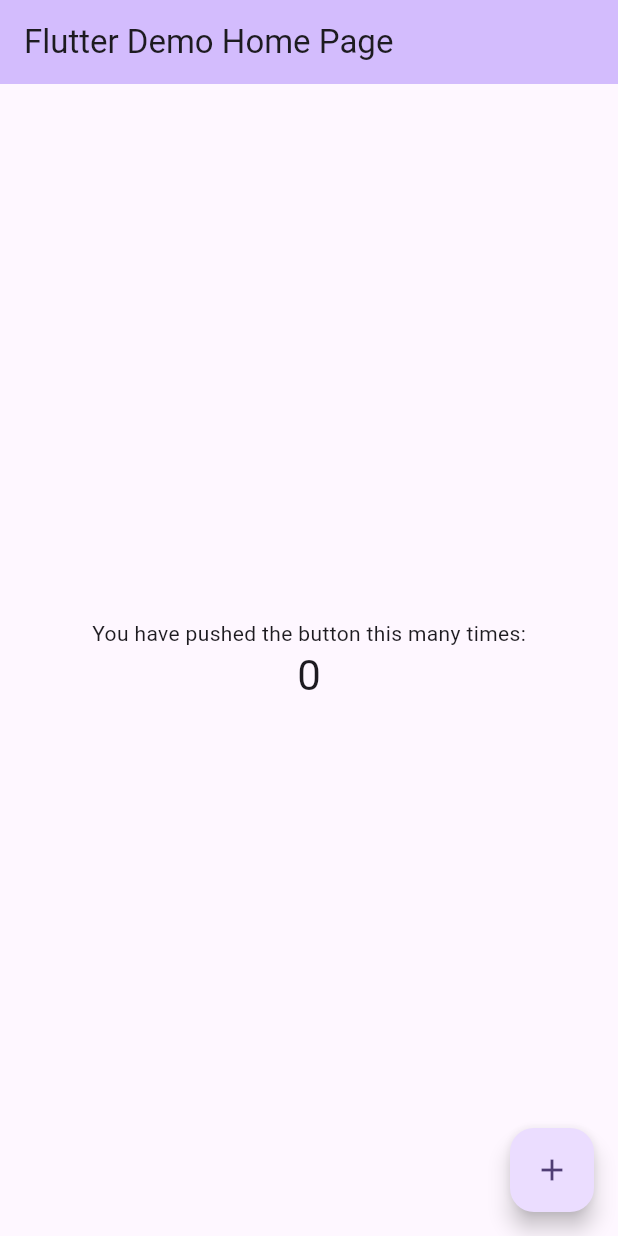
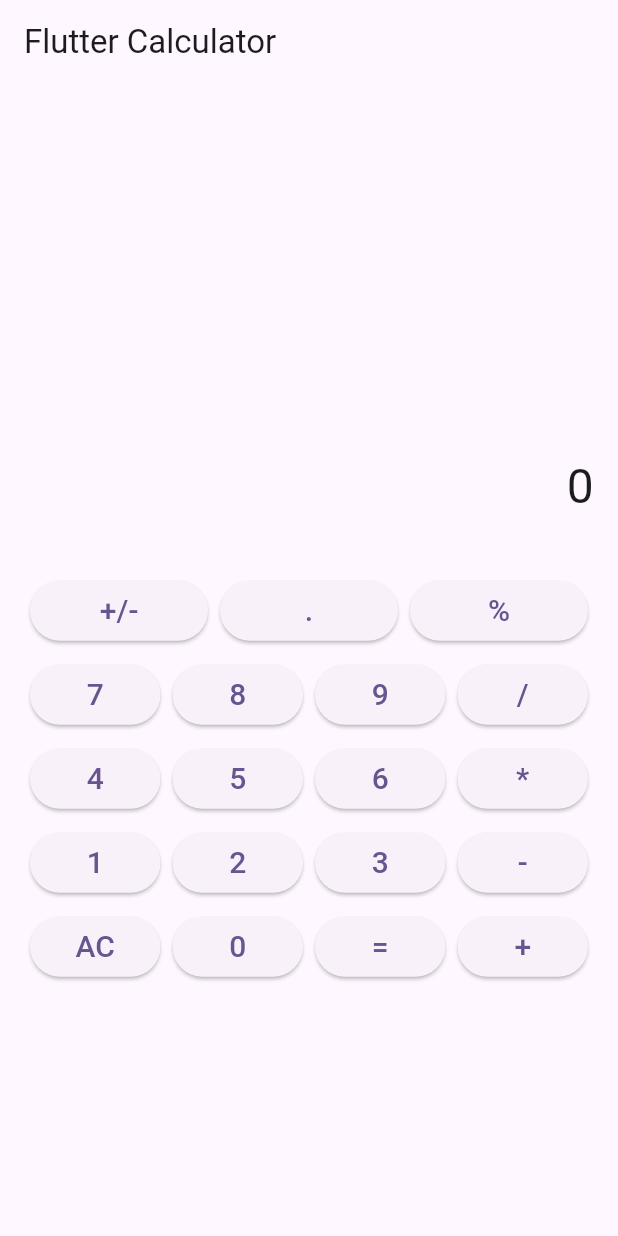
Before and after one commit to whl5105/flutter-calculator, a Flutter app: the screen it shows after launch, on a phone screen of 412 x 824 dp. Run offline on Flutter 3.47's test engine with Material 3 defaults, Android fonts, the phone set to English and light mode, and no system bars; our stand-ins replace decimal.

Commit message:
feat : 계산기 구현

```diff
--- a/lib/main.dart
+++ b/lib/main.dart
@@ -1,125 +1,25 @@
 import 'package:flutter/material.dart';
+// import 'package:flutter_calculator/screens/home_screen.dart';
+// import 'package:flutter_calculator/screens/home_calculator.dart';
+import 'package:flutter_calculator/screens/calculator.dart';
 
 void main() {
-  runApp(const MyApp());
+  runApp(const App());
 }
 
-class MyApp extends StatelessWidget {
-  const MyApp({super.key});
+class App extends StatelessWidget {
+  const App({super.key});
 
   // This widget is the root of your application.
   @override
   Widget build(BuildContext context) {
     return MaterialApp(
-      title: 'Flutter Demo',
+      title: 'Flutter Calculator',
       theme: ThemeData(
-        // This is the theme of your application.
-        //
-        // TRY THIS: Try running your application with "flutter run". You'll see
-        // the application has a purple toolbar. Then, without quitting the app,
-        // try changing the seedColor in the colorScheme below to Colors.green
-        // and then invoke "hot reload" (save your changes or press the "hot
-        // reload" button in a Flutter-supported IDE, or press "r" if you used
-        // the command line to start the app).
-        //
-        // Notice that the counter didn't reset back to zero; the application
-        // state is not lost during the reload. To reset the state, use hot
-        // restart instead.
-        //
-        // This works for code too, not just values: Most code changes can be
-        // tested with just a hot reload.
         colorScheme: ColorScheme.fromSeed(seedColor: Colors.deepPurple),
         useMaterial3: true,
       ),
-      home: const MyHomePage(title: 'Flutter Demo Home Page'),
+      home: const Calculator(),
     );
   }
 }
-
-class MyHomePage extends StatefulWidget {
-  const MyHomePage({super.key, required this.title});
-
-  // This widget is the home page of your application. It is stateful, meaning
-  // that it has a State object (defined below) that contains fields that affect
-  // how it looks.
-
-  // This class is the configuration for the state. It holds the values (in this
-  // case the title) provided by the parent (in this case the App widget) and
-  // used by the build method of the State. Fields in a Widget subclass are
-  // always marked "final".
-
-  final String title;
-
-  @override
-  State<MyHomePage> createState() => _MyHomePageState();
-}
-
-class _MyHomePageState extends State<MyHomePage> {
-  int _counter = 0;
-
-  void _incrementCounter() {
-    setState(() {
-      // This call to setState tells the Flutter framework that something has
-      // changed in this State, which causes it to rerun the build method below
-      // so that the display can reflect the updated values. If we changed
-      // _counter without calling setState(), then the build method would not be
-      // called again, and so nothing would appear to happen.
-      _counter++;
-    });
-  }
-
-  @override
-  Widget build(BuildContext context) {
-    // This method is rerun every time setState is called, for instance as done
-    // by the _incrementCounter method above.
-    //
-    // The Flutter framework has been optimized to make rerunning build methods
-    // fast, so that you can just rebuild anything that needs updating rather
-    // than having to individually change instances of widgets.
-    return Scaffold(
-      appBar: AppBar(
-        // TRY THIS: Try changing the color here to a specific color (to
-        // Colors.amber, perhaps?) and trigger a hot reload to see the AppBar
-        // change color while the other colors stay the same.
-        backgroundColor: Theme.of(context).colorScheme.inversePrimary,
-        // Here we take the value from the MyHomePage object that was created by
-        // the App.build method, and use it to set our appbar title.
-        title: Text(widget.title),
-      ),
-      body: Center(
-        // Center is a layout widget. It takes a single child and positions it
-        // in the middle of the parent.
-        child: Column(
-          // Column is also a layout widget. It takes a list of children and
-          // arranges them vertically. By default, it sizes itself to fit its
-          // children horizontally, and tries to be as tall as its parent.
-          //
-          // Column has various properties to control how it sizes itself and
-          // how it positions its children. Here we use mainAxisAlignment to
-          // center the children vertically; the main axis here is the vertical
-          // axis because Columns are vertical (the cross axis would be
-          // horizontal).
-          //
-          // TRY THIS: Invoke "debug painting" (choose the "Toggle Debug Paint"
-          // action in the IDE, or press "p" in the console), to see the
-          // wireframe for each widget.
-          mainAxisAlignment: MainAxisAlignment.center,
-          children: <Widget>[
-            const Text(
-              'You have pushed the button this many times:',
-            ),
-            Text(
-              '$_counter',
-              style: Theme.of(context).textTheme.headlineMedium,
-            ),
-          ],
-        ),
-      ),
-      floatingActionButton: FloatingActionButton(
-        onPressed: _incrementCounter,
-        tooltip: 'Increment',
-        child: const Icon(Icons.add),
-      ), // This trailing comma makes auto-formatting nicer for build methods.
-    );
-  }
-}
--- /dev/null
+++ b/lib/screens/calculator.dart
@@ -0,0 +1,263 @@
+import 'package:flutter/material.dart';
+import 'package:decimal/decimal.dart';
+
+class Calculator extends StatefulWidget {
+  const Calculator({super.key});
+
+  @override
+  CalculatorState createState() => CalculatorState();
+}
+
+class CalculatorState extends State<Calculator> {
+  String display = '0';
+  String num1 = '';
+  String num2 = '';
+  String _operator = '';
+  Decimal _result = Decimal.zero;
+
+  // 숫자 버튼을 눌렀을 때 호출되는 함수
+  void _onNumberPressed(String number) {
+    setState(() {
+      if (_operator.isNotEmpty) {
+        num2.isEmpty ? display = number : display += number;
+        num2 = display;
+      } else {
+        num1.isEmpty ? display = number : display += number;
+        num1 = display;
+      }
+    });
+  }
+
+// 사칙연산 버튼을 눌렀을 때 호출되는 함수
+  void _onOperatorPressed(String operator) {
+    setState(() {
+      // 연산자가 선택되지 않은경우 , 연산자 반영
+      if (_operator.isEmpty) {
+        _operator = operator;
+      } else {
+        // 이미 연산자를 선택한 경우, 사칙연산 수행 및 새로운 연산자 갱신
+        _calculate();
+        _operator = operator;
+      }
+    });
+  }
+
+  void onPercentClick(String value) {
+    setState(() {
+      if (display == '0') return;
+
+      // * 0.01 연산을 수행하고 결과를 특정 자릿수까지 표시
+      _result = Decimal.parse(display) * Decimal.parse('0.01');
+      display = _result.toString();
+      _operator.isEmpty ? num1 = display : num2 = display;
+    });
+  }
+
+// '=' 버튼을 눌렀을 때 호출되는 함수
+  void _onEqualPressed() {
+    _calculate();
+    _operator = '';
+  }
+
+// 사칙연산 계산을 수행하는 함수
+  void _calculate() {
+    // num2의 값이 비어있을 경우 num1로 대체
+
+    Decimal decimalNum1 = Decimal.parse(num1);
+    Decimal decimalNum2 =
+        num2.isEmpty ? Decimal.parse(num1) : Decimal.parse(num2);
+    setState(() {
+      switch (_operator) {
+        case '+':
+          _result = decimalNum1 + decimalNum2;
+          break;
+        case '-':
+          _result = decimalNum1 - decimalNum2;
+          break;
+        case '*':
+          _result = decimalNum1 * decimalNum2;
+          break;
+        case '/':
+          // 0으로 나누게 될 경우 오류 처리
+          _result = (num2 != '0' && num1 != '0')
+              ? Decimal.parse(
+                  (decimalNum1.toDouble() / decimalNum2.toDouble()).toString())
+              : Decimal.zero;
+          break;
+        default:
+          return;
+      }
+    });
+
+    display = _result.toString();
+    num1 = _result.toString(); // 연산 후 num1 값 반영
+    num2 = '';
+  }
+
+// 'C' 버튼을 눌렀을 때 호출되는 함수
+  void _onClearPressed() {
+    setState(() {
+      _operator = '';
+      _result = Decimal.zero;
+      display = '0';
+      num1 = '';
+      num2 = '';
+    });
+  }
+
+// '+/-' 버튼을 눌렀을 때 호출되는 함수
+  void _onToggleSignPressed() {
+    setState(() {
+      if (display == '0') return;
+      //부호 변경 화면반영
+      display = (display.startsWith('-')) ? display.substring(1) : '-$display';
+      _operator.isNotEmpty ? num2 = display : num1 = display;
+    });
+  }
+
+// '.' 버튼을 눌렀을 때 호출되는 함수
+  void onDotPressed() {
+    setState(() {
+      // 현재 값이 이미 소숫점을 포함하거나 연산자를 선택한 경우 종료
+      if (display.contains('.')) return;
+
+      //소숫점 화면반영
+      display += '.';
+      _operator.isNotEmpty ? num2 = display : num1 = display;
+    });
+  }
+
+  @override
+  Widget build(BuildContext context) {
+    return Scaffold(
+      appBar: AppBar(
+        title: const Text('Flutter Calculator'),
+      ),
+      body: Column(
+        children: [
+          // 표시 영역
+          Expanded(
+            flex: 2,
+            child: Container(
+              padding: const EdgeInsets.all(16),
+              alignment: Alignment.bottomRight,
+              child: Text(
+                display,
+                style: const TextStyle(fontSize: 32),
+              ),
+            ),
+          ),
+          // 숫자 및 연산자 버튼 영역
+          Expanded(
+            flex: 3,
+            child: Container(
+              padding: const EdgeInsets.all(16),
+              child: Column(
+                crossAxisAlignment: CrossAxisAlignment.stretch,
+                children: [
+                  Row(
+                    mainAxisAlignment: MainAxisAlignment.spaceEvenly,
+                    children: [
+                      buildButton('+/-'),
+                      buildButton('.'),
+                      buildButton('%'),
+                    ],
+                  ),
+                  // 숫자 버튼
+                  Row(
+                    mainAxisAlignment: MainAxisAlignment.spaceEvenly,
+                    children: [
+                      buildButton('7'),
+                      buildButton('8'),
+                      buildButton('9'),
+                      buildButton('/'),
+                    ],
+                  ),
+                  Row(
+                    mainAxisAlignment: MainAxisAlignment.spaceEvenly,
+                    children: [
+                      buildButton('4'),
+                      buildButton('5'),
+                      buildButton('6'),
+                      buildButton('*'),
+                    ],
+                  ),
+                  Row(
+                    mainAxisAlignment: MainAxisAlignment.spaceEvenly,
+                    children: [
+                      buildButton('1'),
+                      buildButton('2'),
+                      buildButton('3'),
+                      buildButton('-'),
+                    ],
+                  ),
+                  Row(
+                    mainAxisAlignment: MainAxisAlignment.spaceEvenly,
+                    children: [
+                      buildButton(display == '0' ? 'AC' : 'C'),
+                      buildButton('0'),
+                      buildButton('='),
+                      buildButton('+'),
+                    ],
+                  ),
+                ],
+              ),
+            ),
+          ),
+        ],
+      ),
+    );
+  }
+
+  // 각 버튼을 생성하는 함수
+  Widget buildButton(String text) {
+    return Expanded(
+      child: Container(
+        margin: const EdgeInsets.all(4),
+        child: ElevatedButton(
+          onPressed: () {
+            // 각 버튼에 따라 적절한 함수 호출
+            if (text == 'C' || text == 'AC') {
+              _onClearPressed();
+            } else if (text == '+/-') {
+              _onToggleSignPressed();
+            } else if (text == '.') {
+              onDotPressed();
+            } else if (text == '=') {
+              _onEqualPressed();
+            } else if (text == '+' ||
+                text == '-' ||
+                text == '*' ||
+                text == '/') {
+              _onOperatorPressed(text);
+            } else if (text == '%') {
+              onPercentClick(text);
+            } else {
+              _onNumberPressed(text);
+            }
+          },
+          style: getButtonStyle(text),
+          child: Text(
+            text,
+            style: const TextStyle(fontSize: 20),
+          ),
+        ),
+      ),
+    );
+  }
+
+// 연산자 버튼에 따라 스타일을 동적으로 변경하는 함수
+  ButtonStyle getButtonStyle(String text) {
+    // 선택한 연산자일 때 배경색을 변경
+    bool isSelectedOperator = (_operator == '+' ||
+            _operator == '-' ||
+            _operator == '*' ||
+            _operator == '/') &&
+        text == _operator;
+
+    return ButtonStyle(
+      backgroundColor:
+          MaterialStateProperty.all(isSelectedOperator ? Colors.grey : null),
+    );
+  }
+}
```
Also changed, not shown: pubspec.yaml (+4 -4 lines), pubspec.lock.
